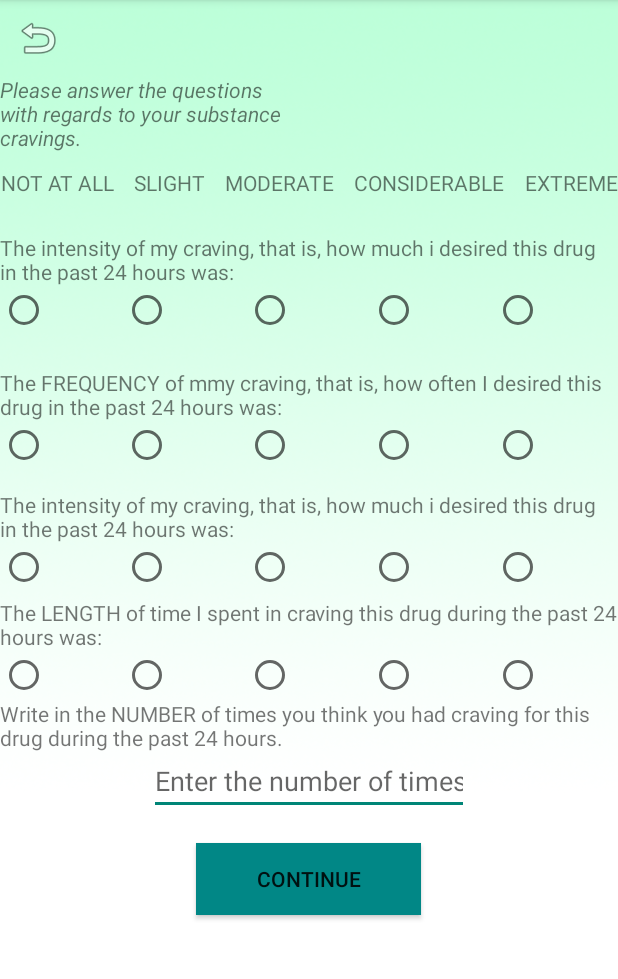
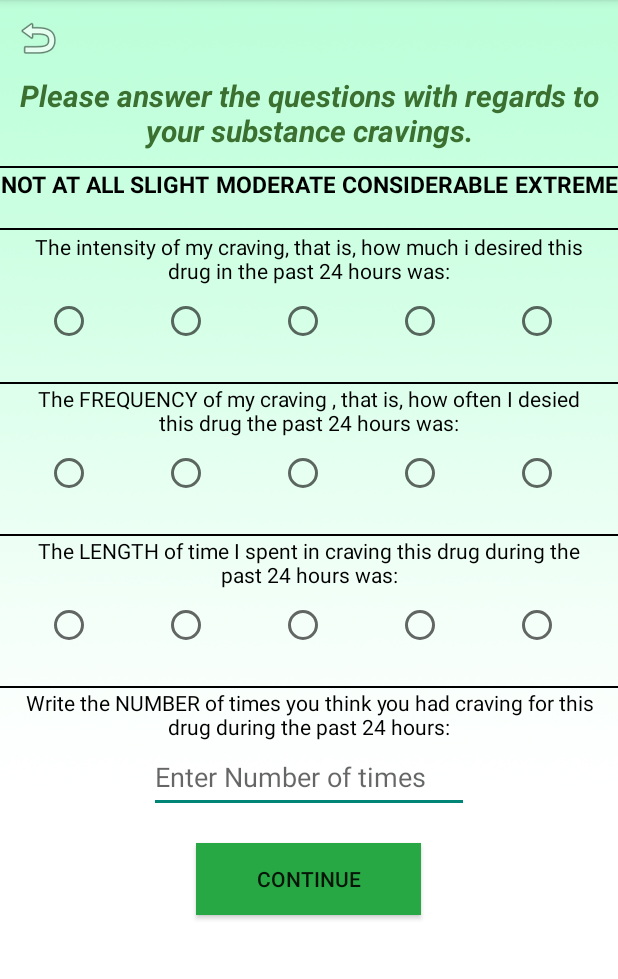
Before and after one commit to Harikoa/Restart, an Android app: the SubsCravingQuestionnaire screen opened directly, with no data from a screen before it, on a phone screen of 412 x 824 dp, the part 84-1063 px from its top. Run offline under Robolectric (Android 15) with nearby library versions, the phone set to English and light mode, and no system bars.

Commit message:
Subs. Crav. Ques.
New Questionnaire

```diff
--- a/Restart-MobDev/app/src/main/res/layout/subs_craving_questionnaire.xml
+++ b/Restart-MobDev/app/src/main/res/layout/subs_craving_questionnaire.xml
@@ -27,14 +27,26 @@
 
             <TextView
                 android:id="@+id/textView6"
-                android:layout_width="199dp"
-                android:layout_height="62dp"
+                android:layout_width="match_parent"
+                android:layout_height="wrap_content"
                 android:text="Please answer the questions with regards to your substance cravings."
-                android:textStyle="italic" />
+                android:textAlignment="center"
+                android:textColor="#3B7031"
+                android:textSize="20sp"
+                android:textStyle="bold|italic" />
+
+            <Space
+                android:layout_width="match_parent"
+                android:layout_height="10dp" />
+
+            <View
+                android:layout_width="fill_parent"
+                android:layout_height="1dip"
+                android:background="#000000" />
 
             <LinearLayout
                 android:layout_width="match_parent"
-                android:layout_height="43dp"
+                android:layout_height="40dp"
                 android:orientation="horizontal">
 
                 <TextView
@@ -42,7 +54,10 @@
                     android:layout_width="wrap_content"
                     android:layout_height="wrap_content"
                     android:text="NOT AT ALL"
-                    android:textAlignment="center" />
+                    android:textAlignment="center"
+                    android:textColor="#000000"
+                    android:textSize="15sp"
+                    android:textStyle="bold" />
 
                 <Space
                     android:layout_width="wrap_content"
@@ -54,7 +69,10 @@
                     android:layout_width="wrap_content"
                     android:layout_height="wrap_content"
                     android:text="SLIGHT"
-                    android:textAlignment="center" />
+                    android:textAlignment="center"
+                    android:textColor="#000000"
+                    android:textSize="15sp"
+                    android:textStyle="bold" />
 
                 <Space
                     android:layout_width="wrap_content"
@@ -66,7 +84,10 @@
                     android:layout_width="wrap_content"
                     android:layout_height="wrap_content"
                     android:text="MODERATE"
-                    android:textAlignment="center" />
+                    android:textAlignment="center"
+                    android:textColor="#000000"
+                    android:textSize="15sp"
+                    android:textStyle="bold" />
 
                 <Space
                     android:layout_width="wrap_content"
@@ -78,7 +99,10 @@
                     android:layout_width="wrap_content"
                     android:layout_height="wrap_content"
                     android:text="CONSIDERABLE"
-                    android:textAlignment="center" />
+                    android:textAlignment="center"
+                    android:textColor="#000000"
+                    android:textSize="15sp"
+                    android:textStyle="bold" />
 
                 <Space
                     android:layout_width="wrap_content"
@@ -90,20 +114,35 @@
                     android:layout_width="wrap_content"
                     android:layout_height="wrap_content"
                     android:text="EXTREME"
-                    android:textAlignment="center" />
+                    android:textAlignment="center"
+                    android:textColor="#000000"
+                    android:textSize="15sp"
+                    android:textStyle="bold" />
+            </LinearLayout>
 
-            </LinearLayout>
+                <View
+                    android:layout_width="fill_parent"
+                    android:layout_height="1dip"
+                    android:background="#000000" />
+            <Space
+                android:layout_width="match_parent"
+                android:layout_height="1dp"
+                android:background="#009688"
+                android:backgroundTint="#009688" />
 
             <LinearLayout
                 android:layout_width="match_parent"
-                android:layout_height="90dp"
+                android:layout_height="100dp"
                 android:orientation="vertical">
 
                 <TextView
                     android:id="@+id/textView17"
-                    android:layout_width="match_parent"
+                    android:layout_width="380dp"
                     android:layout_height="wrap_content"
-                    android:text="The intensity of my craving, that is, how much i desired this drug in the past 24 hours was:" />
+                    android:layout_gravity="center"
+                    android:text="The intensity of my craving, that is, how much i desired this drug in the past 24 hours was:"
+                    android:textAlignment="center"
+                    android:textColor="#000000" />
 
                 <LinearLayout
                     android:layout_width="match_parent"
@@ -112,263 +151,328 @@
 
                     <RadioGroup
                         android:layout_width="match_parent"
-                        android:layout_height="93dp"
+                        android:layout_height="match_parent"
                         android:layout_weight="1"
                         android:orientation="horizontal">
 
+                        <Space
+                            android:layout_width="30dp"
+                            android:layout_height="wrap_content"
+                            android:layout_weight="0" />
+
                         <RadioButton
-                            android:id="@+id/radioButton6"
+                            android:id="@+id/radioButton"
                             android:layout_width="wrap_content"
                             android:layout_height="wrap_content"
-                            android:layout_weight="1" />
+                            android:layout_weight="0"
+                            android:minWidth="48dp"
+                            android:minHeight="48dp" />
+
+                        <Space
+                            android:layout_width="30dp"
+                            android:layout_height="wrap_content"
+                            android:layout_weight="0" />
 
                         <RadioButton
-                            android:id="@+id/radioButton7"
+                            android:id="@+id/radioButton2"
                             android:layout_width="wrap_content"
                             android:layout_height="wrap_content"
-                            android:layout_weight="1"
-                            android:foregroundGravity="center" />
+                            android:layout_weight="0"
+                            android:minWidth="48dp"
+                            android:minHeight="48dp" />
+
+                        <Space
+                            android:layout_width="30dp"
+                            android:layout_height="wrap_content"
+                            android:layout_weight="0" />
 
                         <RadioButton
-                            android:id="@+id/radioButton8"
+                            android:id="@+id/radioButton3"
                             android:layout_width="wrap_content"
                             android:layout_height="wrap_content"
-                            android:layout_weight="1"
-                            android:foregroundGravity="center" />
+                            android:layout_weight="0"
+                            android:minWidth="48dp"
+                            android:minHeight="48dp" />
+
+                        <Space
+                            android:layout_width="30dp"
+                            android:layout_height="wrap_content"
+                            android:layout_weight="0" />
 
                         <RadioButton
-                            android:id="@+id/radioButton9"
+                            android:id="@+id/radioButton4"
                             android:layout_width="wrap_content"
                             android:layout_height="wrap_content"
-                            android:layout_weight="1"
-                            android:foregroundGravity="center" />
+                            android:layout_weight="0"
+                            android:minWidth="48dp"
+                            android:minHeight="48dp" />
+
+                        <Space
+                            android:layout_width="30dp"
+                            android:layout_height="wrap_content"
+                            android:layout_weight="0" />
 
                         <RadioButton
-                            android:id="@+id/radioButton10"
+                            android:id="@+id/radioButton5"
                             android:layout_width="wrap_content"
                             android:layout_height="wrap_content"
-                            android:layout_weight="1"
-                            android:foregroundGravity="center" />
+                            android:layout_weight="0"
+                            android:minWidth="48dp"
+                            android:minHeight="48dp" />
+
+                        <Space
+                            android:layout_width="30dp"
+                            android:layout_height="wrap_content"
+                            android:layout_weight="0" />
                     </RadioGroup>
-
                 </LinearLayout>
 
             </LinearLayout>
 
+            <View
+                android:layout_width="fill_parent"
+                android:layout_height="1dip"
+                android:background="#000000" />
+
             <LinearLayout
                 android:layout_width="match_parent"
-                android:layout_height="153dp"
+                android:layout_height="100dp"
                 android:orientation="vertical">
 
                 <TextView
-                    android:id="@+id/textView17"
-                    android:layout_width="match_parent"
+                    android:id="@+id/textView11"
+                    android:layout_width="380dp"
                     android:layout_height="wrap_content"
-                    android:text="The FREQUENCY of mmy craving, that is, how often I desired this drug in the past 24 hours was:" />
+                    android:layout_gravity="center"
+                    android:text="The FREQUENCY of my craving , that is, how often I desied this drug the past 24 hours was:"
+                    android:textAlignment="center"
+                    android:textColor="#000000" />
 
                 <LinearLayout
                     android:layout_width="match_parent"
-                    android:layout_height="46dp"
+                    android:layout_height="match_parent"
                     android:orientation="horizontal">
 
                     <RadioGroup
                         android:layout_width="match_parent"
                         android:layout_height="match_parent"
-                        android:layout_weight="1"
                         android:orientation="horizontal">
 
+                        <Space
+                            android:layout_width="30dp"
+                            android:layout_height="wrap_content"
+                            android:layout_weight="0" />
+
                         <RadioButton
-                            android:id="@+id/radioButton6"
+                            android:id="@+id/radioButton16"
                             android:layout_width="wrap_content"
                             android:layout_height="wrap_content"
-                            android:layout_weight="1" />
+                            android:layout_weight="0"
+                            android:minWidth="48dp"
+                            android:minHeight="48dp" />
+
+                        <Space
+                            android:layout_width="30dp"
+                            android:layout_height="wrap_content"
+                            android:layout_weight="0" />
 
                         <RadioButton
-                            android:id="@+id/radioButton7"
+                            android:id="@+id/radioButton17"
                             android:layout_width="wrap_content"
                             android:layout_height="wrap_content"
-                            android:layout_weight="1"
-                            android:foregroundGravity="center" />
+                            android:layout_weight="0"
+                            android:minWidth="48dp"
+                            android:minHeight="48dp" />
+
+                        <Space
+                            android:layout_width="30dp"
+                            android:layout_height="wrap_content"
+                            android:layout_weight="0" />
 
                         <RadioButton
-                            android:id="@+id/radioButton8"
+                            android:id="@+id/radioButton18"
                             android:layout_width="wrap_content"
                             android:layout_height="wrap_content"
-                            android:layout_weight="1"
-                            android:foregroundGravity="center" />
+                            android:layout_weight="0"
+                            android:minWidth="48dp"
+                            android:minHeight="48dp" />
+
+                        <Space
+                            android:layout_width="30dp"
+                            android:layout_height="wrap_content"
+                            android:layout_weight="0" />
 
                         <RadioButton
-                            android:id="@+id/radioButton9"
+                            android:id="@+id/radioButton19"
                             android:layout_width="wrap_content"
                             android:layout_height="wrap_content"
-                            android:layout_weight="1"
-                            android:foregroundGravity="center" />
+                            android:layout_weight="0"
+                            android:minWidth="48dp"
+                            android:minHeight="48dp" />
+
+                        <Space
+                            android:layout_width="30dp"
+                            android:layout_height="wrap_content"
+                            android:layout_weight="0" />
 
                         <RadioButton
-                            android:id="@+id/radioButton10"
+                            android:id="@+id/radioButton20"
                             android:layout_width="wrap_content"
                             android:layout_height="wrap_content"
-                            android:layout_weight="1"
-                            android:foregroundGravity="center" />
+                            android:layout_weight="0"
+                            android:minWidth="48dp"
+                            android:minHeight="48dp" />
+
+                        <Space
+                            android:layout_width="30dp"
+                            android:layout_height="wrap_content"
+                            android:layout_weight="0" />
                     </RadioGroup>
+                </LinearLayout>
+            </LinearLayout>
 
-                </LinearLayout>
+            <View
+                android:layout_width="fill_parent"
+                android:layout_height="1dip"
+                android:background="#000000" />
 
             <LinearLayout
                 android:layout_width="match_parent"
-                    android:layout_height="wrap_content"
+                android:layout_height="100dp"
                 android:orientation="vertical">
 
                 <TextView
-                        android:id="@+id/textView17"
-                        android:layout_width="match_parent"
+                    android:id="@+id/textView18"
+                    android:layout_width="380dp"
                     android:layout_height="wrap_content"
-                        android:text="The intensity of my craving, that is, how much i desired this drug in the past 24 hours was:" />
+                    android:layout_gravity="center"
+                    android:text="The LENGTH of time I spent in craving this drug during the past 24 hours was:"
+                    android:textAlignment="center"
+                    android:textColor="#000000" />
 
                 <LinearLayout
                     android:layout_width="match_parent"
-                        android:layout_height="wrap_content"
-                        android:orientation="horizontal">
-
-                        <RadioGroup
-                            android:layout_width="match_parent"
-                            android:layout_height="wrap_content"
-                            android:layout_weight="1"
-                            android:orientation="horizontal">
-
-                            <RadioButton
-                                android:id="@+id/radioButton6"
-                                android:layout_width="wrap_content"
-                                android:layout_height="wrap_content"
-                                android:layout_weight="1" />
-
-                            <RadioButton
-                                android:id="@+id/radioButton7"
-                                android:layout_width="wrap_content"
-                                android:layout_height="wrap_content"
-                                android:layout_weight="1"
-                                android:foregroundGravity="center" />
-
-                            <RadioButton
-                                android:id="@+id/radioButton8"
-                                android:layout_width="wrap_content"
-                                android:layout_height="wrap_content"
-                                android:layout_weight="1"
-                                android:foregroundGravity="center" />
-
-                            <RadioButton
-                                android:id="@+id/radioButton9"
-                                android:layout_width="wrap_content"
-                                android:layout_height="wrap_content"
-                                android:layout_weight="1"
-                                android:foregroundGravity="center" />
-
-                            <RadioButton
-                                android:id="@+id/radioButton10"
-                                android:layout_width="wrap_content"
-                                android:layout_height="wrap_content"
-                                android:layout_weight="1"
-                                android:foregroundGravity="center" />
-                        </RadioGroup>
-
-                    </LinearLayout>
-
-                </LinearLayout>
-
-            </LinearLayout>
-
-            <LinearLayout
-                android:layout_width="match_parent"
-                android:layout_height="wrap_content"
-                android:orientation="vertical">
-
-                <TextView
-                    android:id="@+id/textView17"
-                    android:layout_width="match_parent"
-                    android:layout_height="wrap_content"
-                    android:text="The LENGTH of time I spent in craving this drug during the past 24 hours was:" />
-
-                <LinearLayout
-                    android:layout_width="match_parent"
-                    android:layout_height="wrap_content"
+                    android:layout_height="match_parent"
                     android:orientation="horizontal">
 
                     <RadioGroup
                         android:layout_width="match_parent"
                         android:layout_height="match_parent"
-                        android:layout_weight="1"
                         android:orientation="horizontal">
 
+                        <Space
+                            android:layout_width="30dp"
+                            android:layout_height="wrap_content"
+                            android:layout_weight="0" />
+
                         <RadioButton
-                            android:id="@+id/radioButton6"
+                            android:id="@+id/radioButton26"
                             android:layout_width="wrap_content"
                             android:layout_height="wrap_content"
-                            android:layout_weight="1" />
+                            android:layout_weight="0"
+                            android:minWidth="48dp"
+                            android:minHeight="48dp" />
+
+                        <Space
+                            android:layout_width="30dp"
+                            android:layout_height="wrap_content"
+                            android:layout_weight="0" />
 
                         <RadioButton
-                            android:id="@+id/radioButton7"
+                            android:id="@+id/radioButton27"
                             android:layout_width="wrap_content"
                             android:layout_height="wrap_content"
-                            android:layout_weight="1"
-                            android:foregroundGravity="center" />
+                            android:layout_weight="0"
+                            android:minWidth="48dp"
+                            android:minHeight="48dp" />
+
+                        <Space
+                            android:layout_width="30dp"
+                            android:layout_height="wrap_content"
+                            android:layout_weight="0" />
 
                         <RadioButton
-                            android:id="@+id/radioButton8"
+                            android:id="@+id/radioButton28"
                             android:layout_width="wrap_content"
                             android:layout_height="wrap_content"
-                            android:layout_weight="1"
-                            android:foregroundGravity="center" />
+                            android:layout_weight="0"
+                            android:minWidth="48dp"
+                            android:minHeight="48dp" />
+
+                        <Space
+                            android:layout_width="30dp"
+                            android:layout_height="wrap_content"
+                            android:layout_weight="0" />
 
                         <RadioButton
-                            android:id="@+id/radioButton9"
+                            android:id="@+id/radioButton29"
                             android:layout_width="wrap_content"
                             android:layout_height="wrap_content"
-                            android:layout_weight="1"
-                            android:foregroundGravity="center" />
+                            android:layout_weight="0"
+                            android:minWidth="48dp"
+                            android:minHeight="48dp" />
+
+                        <Space
+                            android:layout_width="30dp"
+                            android:layout_height="wrap_content"
+                            android:layout_weight="0" />
 
                         <RadioButton
-                            android:id="@+id/radioButton10"
+                            android:id="@+id/radioButton30"
                             android:layout_width="wrap_content"
                             android:layout_height="wrap_content"
-                            android:layout_weight="1"
-                            android:foregroundGravity="center" />
+                            android:layout_weight="0"
+                            android:minWidth="48dp"
+                            android:minHeight="48dp" />
+
+                        <Space
+                            android:layout_width="30dp"
+                            android:layout_height="wrap_content"
+                            android:layout_weight="0" />
                     </RadioGroup>
+                </LinearLayout>
+            </LinearLayout>
 
-                </LinearLayout>
+            <View
+                android:layout_width="fill_parent"
+                android:layout_height="1dip"
+                android:background="#000000" />
 
             <LinearLayout
                 android:layout_width="match_parent"
-                    android:layout_height="77dp"
+                android:layout_height="100dp"
                 android:orientation="vertical">
 
                 <TextView
-                        android:id="@+id/textView17"
-                        android:layout_width="match_parent"
+                    android:id="@+id/textView19"
+                    android:layout_width="380dp"
                     android:layout_height="wrap_content"
-                        android:text="Write in the NUMBER of times you think you had craving for this drug during the past 24 hours." />
+                    android:layout_gravity="center"
+                    android:text="Write the NUMBER of times you think you had craving for this drug during the past 24 hours:"
+                    android:textAlignment="center"
+                    android:textColor="#000000" />
 
                 <EditText
-                        android:id="@+id/editTextTextPersonName2"
+                    android:id="@+id/editTextNumber"
                     android:layout_width="wrap_content"
                     android:layout_height="wrap_content"
                     android:layout_gravity="center"
                     android:ems="10"
-                        android:hint="Enter the number of times."
-                        android:inputType="textPersonName" />
-
-                </LinearLayout>
-
+                    android:hint="Enter Number of times"
+                    android:inputType="number"
+                    android:minHeight="48dp" />
             </LinearLayout>
 
         </LinearLayout>
 
         <Button
-            android:id="@+id/button2"
+            android:id="@+id/button"
             android:layout_width="150dp"
             android:layout_height="wrap_content"
             android:layout_gravity="center"
-            android:background="@color/teal_700"
+            android:background="#28A745"
             android:text="Continue" />
+
     </LinearLayout>
 
 </androidx.constraintlayout.widget.ConstraintLayout>
```
Lines whose indentation alone changed are shown as unchanged.
